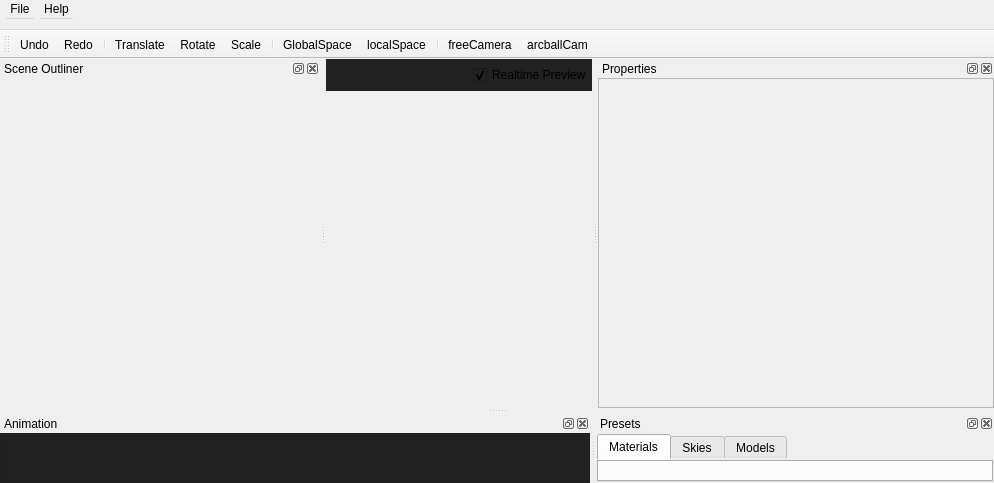
Above: src/mainwindow.ui from jahshaka/Studio before the change. Below: the same form after it.
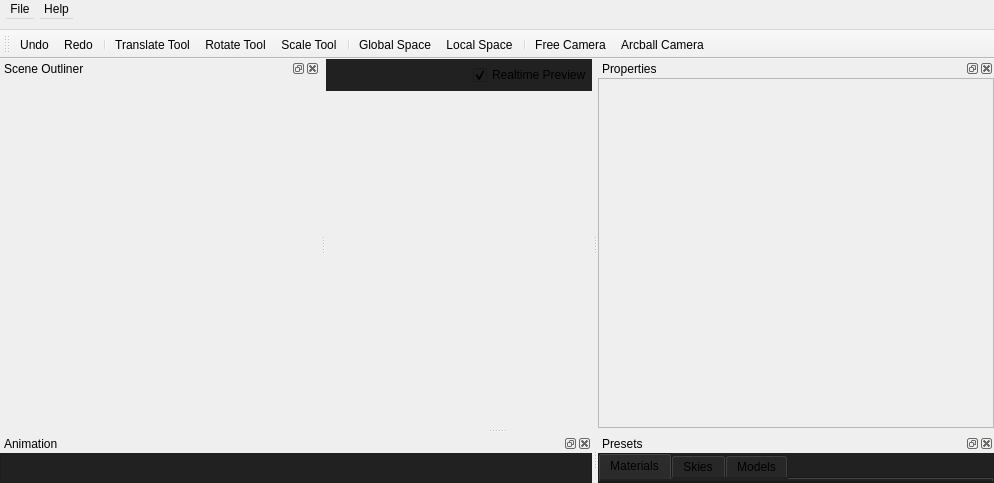
That is the form after the change. Icons and pictures are not drawn. Custom widgets are drawn as their Qt base class.

The edit to the form file:
```diff
--- a/src/mainwindow.ui
+++ b/src/mainwindow.ui
@@ -571,8 +571,8 @@
    </property>
    <property name="minimumSize">
     <size>
-     <width>61</width>
-     <height>36</height>
+     <width>63</width>
+     <height>38</height>
     </size>
    </property>
    <property name="maximumSize">
@@ -705,7 +705,7 @@
           <x>0</x>
           <y>0</y>
           <width>394</width>
-          <height>302</height>
+          <height>304</height>
          </rect>
         </property>
         <property name="styleSheet">
@@ -717,189 +717,6 @@
     </layout>
    </widget>
   </widget>
-  <widget class="QDockWidget" name="PresetsDock">
-   <property name="sizePolicy">
-    <sizepolicy hsizetype="Fixed" vsizetype="Preferred">
-     <horstretch>0</horstretch>
-     <verstretch>0</verstretch>
-    </sizepolicy>
-   </property>
-   <property name="minimumSize">
-    <size>
-     <width>398</width>
-     <height>69</height>
-    </size>
-   </property>
-   <property name="styleSheet">
-    <string notr="true">#objectview {
-	border: 1px solid #212121;
-}</string>
-   </property>
-   <property name="features">
-    <set>QDockWidget::AllDockWidgetFeatures</set>
-   </property>
-   <property name="windowTitle">
-    <string>Presets</string>
-   </property>
-   <attribute name="dockWidgetArea">
-    <number>8</number>
-   </attribute>
-   <widget class="QWidget" name="Preset_Tabs_Layout">
-    <property name="sizePolicy">
-     <sizepolicy hsizetype="Preferred" vsizetype="Preferred">
-      <horstretch>0</horstretch>
-      <verstretch>0</verstretch>
-     </sizepolicy>
-    </property>
-    <property name="minimumSize">
-     <size>
-      <width>0</width>
-      <height>0</height>
-     </size>
-    </property>
-    <property name="styleSheet">
-     <string notr="true">:hover {
-    border: 1px solid #3498db;
-}</string>
-    </property>
-    <layout class="QGridLayout" name="gridLayout_2">
-     <property name="leftMargin">
-      <number>1</number>
-     </property>
-     <property name="topMargin">
-      <number>1</number>
-     </property>
-     <property name="rightMargin">
-      <number>1</number>
-     </property>
-     <property name="bottomMargin">
-      <number>1</number>
-     </property>
-     <property name="spacing">
-      <number>7</number>
-     </property>
-     <item row="0" column="0">
-      <widget class="QTabWidget" name="tabWidget">
-       <property name="sizePolicy">
-        <sizepolicy hsizetype="Ignored" vsizetype="Preferred">
-         <horstretch>0</horstretch>
-         <verstretch>0</verstretch>
-        </sizepolicy>
-       </property>
-       <property name="minimumSize">
-        <size>
-         <width>396</width>
-         <height>0</height>
-        </size>
-       </property>
-       <property name="styleSheet">
-        <string notr="true">border: 0;</string>
-       </property>
-       <property name="currentIndex">
-        <number>0</number>
-       </property>
-       <widget class="QWidget" name="MP_Layout">
-        <property name="sizePolicy">
-         <sizepolicy hsizetype="Preferred" vsizetype="Preferred">
-          <horstretch>0</horstretch>
-          <verstretch>0</verstretch>
-         </sizepolicy>
-        </property>
-        <property name="minimumSize">
-         <size>
-          <width>0</width>
-          <height>0</height>
-         </size>
-        </property>
-        <property name="styleSheet">
-         <string notr="true">border: 0</string>
-        </property>
-        <attribute name="title">
-         <string>Materials</string>
-        </attribute>
-        <layout class="QGridLayout" name="gridLayout_6">
-         <property name="leftMargin">
-          <number>0</number>
-         </property>
-         <property name="topMargin">
-          <number>0</number>
-         </property>
-         <property name="rightMargin">
-          <number>0</number>
-         </property>
-         <property name="bottomMargin">
-          <number>0</number>
-         </property>
-         <item row="0" column="0">
-          <widget class="MaterialSets" name="materialPresets" native="true">
-           <property name="sizePolicy">
-            <sizepolicy hsizetype="Preferred" vsizetype="Preferred">
-             <horstretch>0</horstretch>
-             <verstretch>0</verstretch>
-            </sizepolicy>
-           </property>
-           <property name="styleSheet">
-            <string notr="true"/>
-           </property>
-          </widget>
-         </item>
-        </layout>
-       </widget>
-       <widget class="QWidget" name="S_Layout">
-        <property name="styleSheet">
-         <string notr="true">border: 0</string>
-        </property>
-        <attribute name="title">
-         <string>Skies</string>
-        </attribute>
-        <layout class="QGridLayout" name="gridLayout_4">
-         <property name="leftMargin">
-          <number>0</number>
-         </property>
-         <property name="topMargin">
-          <number>0</number>
-         </property>
-         <property name="rightMargin">
-          <number>0</number>
-         </property>
-         <property name="bottomMargin">
-          <number>0</number>
-         </property>
-         <item row="0" column="0">
-          <widget class="SkyPresets" name="skyPresets" native="true"/>
-         </item>
-        </layout>
-       </widget>
-       <widget class="QWidget" name="M_Layout">
-        <property name="styleSheet">
-         <string notr="true">border: 0</string>
-        </property>
-        <attribute name="title">
-         <string>Models</string>
-        </attribute>
-        <layout class="QGridLayout" name="gridLayout_7">
-         <property name="leftMargin">
-          <number>0</number>
-         </property>
-         <property name="topMargin">
-          <number>0</number>
-         </property>
-         <property name="rightMargin">
-          <number>0</number>
-         </property>
-         <property name="bottomMargin">
-          <number>0</number>
-         </property>
-         <item row="0" column="0">
-          <widget class="ModelPresets" name="modelPresets" native="true"/>
-         </item>
-        </layout>
-       </widget>
-      </widget>
-     </item>
-    </layout>
-   </widget>
-  </widget>
   <widget class="QToolBar" name="ToolBar">
    <property name="windowTitle">
     <string>toolBar</string>
@@ -949,6 +766,148 @@
    <addaction name="actionFreeCamera"/>
    <addaction name="actionArcballCam"/>
   </widget>
+  <widget class="QDockWidget" name="PresetsDock">
+   <property name="sizePolicy">
+    <sizepolicy hsizetype="Fixed" vsizetype="Preferred">
+     <horstretch>0</horstretch>
+     <verstretch>0</verstretch>
+    </sizepolicy>
+   </property>
+   <property name="styleSheet">
+    <string notr="true">background: #212121</string>
+   </property>
+   <property name="windowTitle">
+    <string>Presets</string>
+   </property>
+   <attribute name="dockWidgetArea">
+    <number>8</number>
+   </attribute>
+   <widget class="QWidget" name="dockContents">
+    <property name="sizePolicy">
+     <sizepolicy hsizetype="Preferred" vsizetype="Preferred">
+      <horstretch>0</horstretch>
+      <verstretch>0</verstretch>
+     </sizepolicy>
+    </property>
+    <property name="minimumSize">
+     <size>
+      <width>396</width>
+      <height>0</height>
+     </size>
+    </property>
+    <property name="styleSheet">
+     <string notr="true"/>
+    </property>
+    <layout class="QGridLayout" name="gridLayout_2">
+     <property name="leftMargin">
+      <number>0</number>
+     </property>
+     <property name="topMargin">
+      <number>0</number>
+     </property>
+     <property name="rightMargin">
+      <number>0</number>
+     </property>
+     <property name="bottomMargin">
+      <number>0</number>
+     </property>
+     <item row="0" column="0">
+      <widget class="QTabWidget" name="tabWidget">
+       <property name="sizePolicy">
+        <sizepolicy hsizetype="Preferred" vsizetype="Preferred">
+         <horstretch>0</horstretch>
+         <verstretch>0</verstretch>
+        </sizepolicy>
+       </property>
+       <property name="styleSheet">
+        <string notr="true"/>
+       </property>
+       <property name="currentIndex">
+        <number>0</number>
+       </property>
+       <widget class="QWidget" name="MP_Layout">
+        <attribute name="title">
+         <string>Materials</string>
+        </attribute>
+        <layout class="QGridLayout" name="gridLayout_3">
+         <property name="leftMargin">
+          <number>0</number>
+         </property>
+         <property name="topMargin">
+          <number>0</number>
+         </property>
+         <property name="rightMargin">
+          <number>0</number>
+         </property>
+         <property name="bottomMargin">
+          <number>0</number>
+         </property>
+         <item row="0" column="0">
+          <widget class="MaterialSets" name="materialPresets" native="true">
+           <property name="styleSheet">
+            <string notr="true">border: 0</string>
+           </property>
+          </widget>
+         </item>
+        </layout>
+       </widget>
+       <widget class="QWidget" name="S_Layout">
+        <attribute name="title">
+         <string>Skies</string>
+        </attribute>
+        <layout class="QGridLayout" name="gridLayout_6">
+         <property name="leftMargin">
+          <number>0</number>
+         </property>
+         <property name="topMargin">
+          <number>0</number>
+         </property>
+         <property name="rightMargin">
+          <number>0</number>
+         </property>
+         <property name="bottomMargin">
+          <number>0</number>
+         </property>
+         <item row="0" column="0">
+          <widget class="SkyPresets" name="skyPresets" native="true">
+           <property name="styleSheet">
+            <string notr="true">border: 0</string>
+           </property>
+          </widget>
+         </item>
+        </layout>
+       </widget>
+       <widget class="QWidget" name="M_Layout">
+        <attribute name="title">
+         <string>Models</string>
+        </attribute>
+        <layout class="QGridLayout" name="gridLayout_4">
+         <property name="leftMargin">
+          <number>0</number>
+         </property>
+         <property name="topMargin">
+          <number>0</number>
+         </property>
+         <property name="rightMargin">
+          <number>0</number>
+         </property>
+         <property name="bottomMargin">
+          <number>0</number>
+         </property>
+         <item row="0" column="0">
+          <widget class="ModelPresets" name="modelPresets" native="true">
+           <property name="styleSheet">
+            <string notr="true">border: 0</string>
+           </property>
+          </widget>
+         </item>
+        </layout>
+       </widget>
+      </widget>
+     </item>
+    </layout>
+   </widget>
+  </widget>
   <action name="actionSave">
    <property name="text">
     <string>Save</string>
@@ -1034,7 +993,7 @@
      <selectedon>:/app/icons/tranlate arrow.svg</selectedon>:/app/icons/tranlate arrow.svg</iconset>
    </property>
    <property name="text">
-    <string>Translate</string>
+    <string>Translate Tool</string>
    </property>
   </action>
   <action name="actionRotate">
@@ -1046,7 +1005,7 @@
      <normaloff>:/app/icons/rotate-to-right.svg</normaloff>:/app/icons/rotate-to-right.svg</iconset>
    </property>
    <property name="text">
-    <string>Rotate</string>
+    <string>Rotate Tool</string>
    </property>
   </action>
   <action name="actionScale">
@@ -1058,7 +1017,7 @@
      <normaloff>:/app/icons/expand-arrows.svg</normaloff>:/app/icons/expand-arrows.svg</iconset>
    </property>
    <property name="text">
-    <string>Scale</string>
+    <string>Scale Tool</string>
    </property>
   </action>
   <action name="actionGlobalSpace">
@@ -1070,7 +1029,7 @@
      <normaloff>:/app/icons/world.svg</normaloff>:/app/icons/world.svg</iconset>
    </property>
    <property name="text">
-    <string>GlobalSpace</string>
+    <string>Global Space</string>
    </property>
   </action>
   <action name="actionLocalSpace">
@@ -1082,7 +1041,7 @@
      <normaloff>:/app/icons/sceneobject.svg</normaloff>:/app/icons/sceneobject.svg</iconset>
    </property>
    <property name="text">
-    <string>localSpace</string>
+    <string>Local Space</string>
    </property>
   </action>
   <action name="actionFreeCamera">
@@ -1094,7 +1053,7 @@
      <normaloff>:/app/icons/people.svg</normaloff>:/app/icons/people.svg</iconset>
    </property>
    <property name="text">
-    <string>freeCamera</string>
+    <string>Free Camera</string>
    </property>
   </action>
   <action name="actionArcballCam">
@@ -1106,7 +1065,7 @@
      <normaloff>:/app/icons/local.svg</normaloff>:/app/icons/local.svg</iconset>
    </property>
    <property name="text">
-    <string>arcballCam</string>
+    <string>Arcball Camera</string>
    </property>
    <property name="toolTip">
     <string>arcballCam</string>
@@ -1138,18 +1097,18 @@
    <header>src/widgets/scenenodepropertieswidget.h</header>
    <container>1</container>
   </customwidget>
-  <customwidget>
-   <class>SkyPresets</class>
-   <extends>QWidget</extends>
-   <header>src/widgets/skypresets.h</header>
-   <container>1</container>
-  </customwidget>
   <customwidget>
    <class>ModelPresets</class>
    <extends>QWidget</extends>
    <header>src/widgets/modelpresets.h</header>
    <container>1</container>
   </customwidget>
+  <customwidget>
+   <class>SkyPresets</class>
+   <extends>QWidget</extends>
+   <header>src/widgets/skypresets.h</header>
+   <container>1</container>
+  </customwidget>
  </customwidgets>
  <resources>
   <include location="../icons.qrc"/>
```
Left out of the diff: 107 changed lines with no effect on the pictures.
